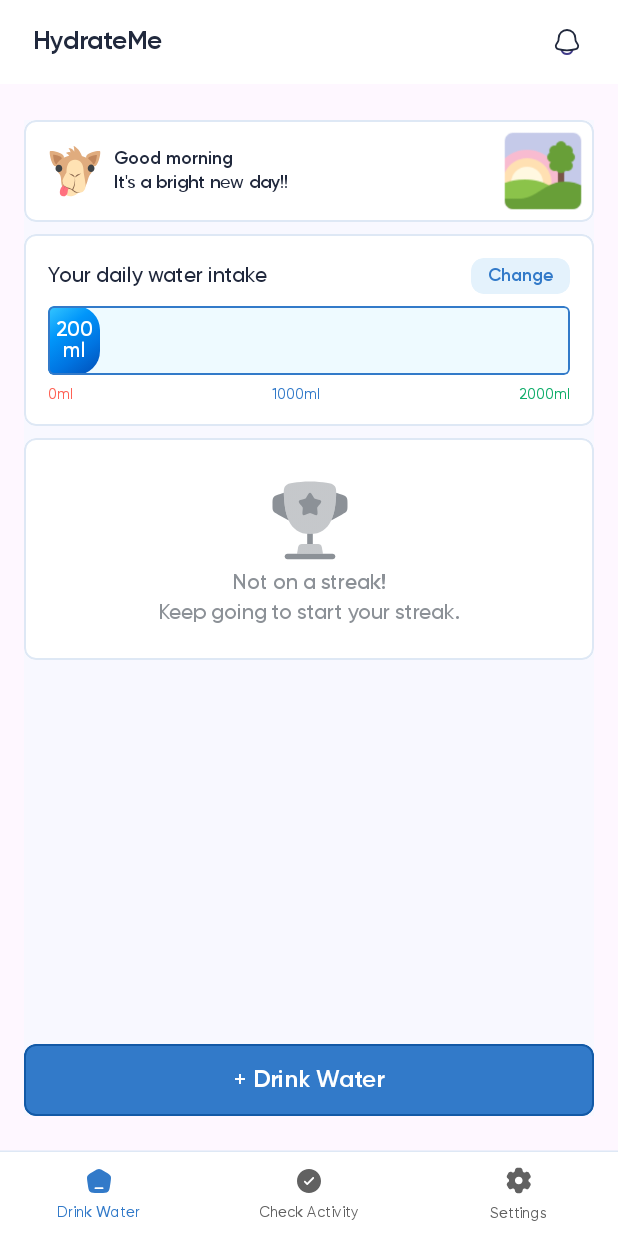
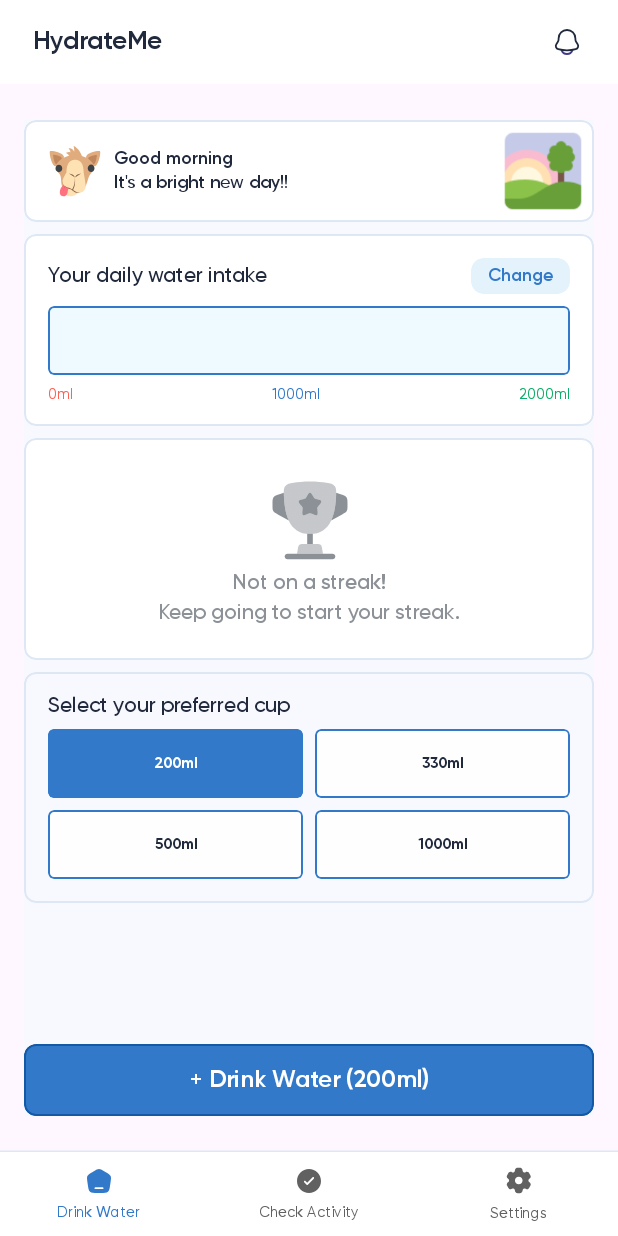
Before and after one commit to BerkeEfeKendirli/Water_Reminder, an Android app built with Jetpack Compose: the HomeNavigation screen opened through its navigation route, on a phone screen of 412 x 824 dp. Run offline under Robolectric (Android 15) with nearby library versions, the phone set to English and light mode, and no system bars.

Commit message:
cup selection feature added

```diff
--- a/app/src/main/java/com/bek/waterreminder/ui/screens/home/managewater/ManageWaterScreen.kt
+++ b/app/src/main/java/com/bek/waterreminder/ui/screens/home/managewater/ManageWaterScreen.kt
@@ -22,6 +22,7 @@ import com.bek.waterreminder.ui.components.CustomButton
 import com.bek.waterreminder.ui.screens.home.managewater.components.StreakCard
 import com.bek.waterreminder.ui.screens.home.managewater.components.TimeGreetingCard
 import com.bek.waterreminder.ui.screens.home.managewater.components.WaterIntakeCard
+import com.bek.waterreminder.ui.screens.home.managewater.components.WaterQuantityCard
 import com.bek.waterreminder.viewmodel.ManageWaterViewModel
 import com.bek.waterreminder.viewmodel.ManageWaterViewModelFactory
 import kotlinx.coroutines.launch
@@ -39,6 +40,7 @@ fun ManageWaterScreen() {
   val dailyWater by viewModel.dailyWaterFlow.collectAsState(0)
   val percentage = if (dailyGoal > 0) dailyWater.toFloat() / dailyGoal.toFloat() else 0f
   val streakCount by viewModel.streakFlow.collectAsState(0)
+  val selectedCup by viewModel.selectedCupFlow.collectAsState(200)
 
   Column(
       modifier =
@@ -52,10 +54,12 @@ fun ManageWaterScreen() {
     WaterIntakeCard(percent = percentage)
     Spacer(modifier = Modifier.height(8.dp))
     StreakCard(hasStreak = streakCount > 0, streakCount = streakCount)
+    Spacer(modifier = Modifier.height(8.dp))
+    WaterQuantityCard()
     Spacer(modifier = Modifier.weight(1f))
     CustomButton(
-        onClick = { coroutineScope.launch { viewModel.drinkWater(amount = 200) } },
-        text = "+ Drink Water",
+        onClick = { coroutineScope.launch { viewModel.drinkWater(amount = selectedCup) } },
+        text = "+ Drink Water (${selectedCup}ml)",
         modifier = Modifier.fillMaxWidth(),
     )
   }
--- /dev/null
+++ b/app/src/main/java/com/bek/waterreminder/ui/screens/home/managewater/components/WaterQuantityCard.kt
@@ -0,0 +1,83 @@
+package com.bek.waterreminder.ui.screens.home.managewater.components
+
+import androidx.compose.foundation.border
+import androidx.compose.foundation.layout.Arrangement
+import androidx.compose.foundation.layout.Box
+import androidx.compose.foundation.layout.Column
+import androidx.compose.foundation.layout.Spacer
+import androidx.compose.foundation.layout.fillMaxWidth
+import androidx.compose.foundation.layout.height
+import androidx.compose.foundation.layout.padding
+import androidx.compose.foundation.lazy.grid.GridCells
+import androidx.compose.foundation.lazy.grid.LazyVerticalGrid
+import androidx.compose.foundation.lazy.grid.items
+import androidx.compose.foundation.shape.RoundedCornerShape
+import androidx.compose.material3.Text
+import androidx.compose.runtime.Composable
+import androidx.compose.runtime.collectAsState
+import androidx.compose.runtime.getValue
+import androidx.compose.runtime.rememberCoroutineScope
+import androidx.compose.ui.Modifier
+import androidx.compose.ui.draw.clip
+import androidx.compose.ui.graphics.Color
+import androidx.compose.ui.platform.LocalContext
+import androidx.compose.ui.res.colorResource
+import androidx.compose.ui.text.TextStyle
+import androidx.compose.ui.text.font.FontWeight
+import androidx.compose.ui.unit.dp
+import androidx.compose.ui.unit.sp
+import androidx.lifecycle.viewmodel.compose.viewModel
+import com.bek.waterreminder.R
+import com.bek.waterreminder.data.local.dataStore
+import com.bek.waterreminder.ui.theme.Gilroy
+import com.bek.waterreminder.viewmodel.ManageWaterViewModel
+import com.bek.waterreminder.viewmodel.ManageWaterViewModelFactory
+import kotlinx.coroutines.launch
+
+@Composable
+fun WaterQuantityCard() {
+  val context = LocalContext.current
+  val dataStore = context.dataStore
+  val viewModel: ManageWaterViewModel =
+      viewModel(
+          factory = ManageWaterViewModelFactory(dataStore),
+      )
+
+  val selectedCup by viewModel.selectedCupFlow.collectAsState(200)
+  val coroutineScope = rememberCoroutineScope()
+
+  Box(
+      modifier =
+          Modifier.clip(shape = RoundedCornerShape(8.dp))
+              .border(1.dp, color = Color(0xffdee8f5), shape = RoundedCornerShape(8.dp))
+  ) {
+    Column(modifier = Modifier.padding(16.dp)) {
+      Text(
+          "Select your preferred cup",
+          style =
+              TextStyle(
+                  fontFamily = Gilroy,
+                  fontWeight = FontWeight.Medium,
+                  fontSize = 14.sp,
+                  color = colorResource(R.color.primary_black),
+              ),
+      )
+      Spacer(modifier = Modifier.height(8.dp))
+      val quantities = listOf(200, 330, 500, 1000)
+      LazyVerticalGrid(
+          columns = GridCells.Fixed(2),
+          modifier = Modifier.fillMaxWidth(),
+          horizontalArrangement = Arrangement.spacedBy(8.dp),
+          verticalArrangement = Arrangement.spacedBy(8.dp),
+      ) {
+        items(quantities) { qty ->
+          WaterQuantityItem(
+              isSelected = qty == selectedCup,
+              quantity = qty,
+              onClick = { coroutineScope.launch { viewModel.updateSelectedCup(qty) } },
+          )
+        }
+      }
+    }
+  }
+}
--- /dev/null
+++ b/app/src/main/java/com/bek/waterreminder/ui/screens/home/managewater/components/WaterQuantityItem.kt
@@ -0,0 +1,53 @@
+package com.bek.waterreminder.ui.screens.home.managewater.components
+
+import androidx.compose.foundation.background
+import androidx.compose.foundation.border
+import androidx.compose.foundation.clickable
+import androidx.compose.foundation.layout.Box
+import androidx.compose.foundation.layout.padding
+import androidx.compose.foundation.shape.RoundedCornerShape
+import androidx.compose.material3.Text
+import androidx.compose.runtime.Composable
+import androidx.compose.ui.Alignment
+import androidx.compose.ui.Modifier
+import androidx.compose.ui.draw.clip
+import androidx.compose.ui.graphics.Color
+import androidx.compose.ui.res.colorResource
+import androidx.compose.ui.text.TextStyle
+import androidx.compose.ui.text.font.FontWeight
+import androidx.compose.ui.unit.dp
+import androidx.compose.ui.unit.sp
+import com.bek.waterreminder.R
+import com.bek.waterreminder.ui.theme.Gilroy
+
+@Composable
+fun WaterQuantityItem(isSelected: Boolean, quantity: Int, onClick: () -> Unit) {
+  Box(
+      contentAlignment = Alignment.Center,
+      modifier =
+          Modifier.clickable { onClick() }
+              .clip(RoundedCornerShape(4.dp))
+              .border(
+                  1.dp,
+                  color = colorResource(R.color.primary_blue),
+                  shape = RoundedCornerShape(4.dp),
+              )
+              .background(
+                  color =
+                      if (isSelected) colorResource(R.color.primary_blue) else Color(0xfffefeff),
+                  shape = RoundedCornerShape(4.dp),
+              ),
+  ) {
+    Text(
+        "${quantity}ml",
+        style =
+            TextStyle(
+                fontFamily = Gilroy,
+                fontWeight = FontWeight.SemiBold,
+                fontSize = 10.sp,
+                color = if (!isSelected) colorResource(R.color.primary_black) else Color.White,
+            ),
+        modifier = Modifier.padding(18.dp),
+    )
+  }
+}
--- a/app/src/main/java/com/bek/waterreminder/viewmodel/ManageWaterViewModel.kt
+++ b/app/src/main/java/com/bek/waterreminder/viewmodel/ManageWaterViewModel.kt
@@ -14,6 +14,11 @@ class ManageWaterViewModel(private val _dataStore: DataStore<Preferences>) : Vie
   private val _dailyGoalKey = intPreferencesKey("daily_goal")
   private val _streakKey = intPreferencesKey("streak_count")
   private val _lastCompletedDateKey = intPreferencesKey("last_completed_date")
+
+  private val _selectedCupKey = intPreferencesKey("selected_cup")
+
+  val selectedCupFlow: Flow<Int> =
+      _dataStore.data.map { preferences -> preferences[_selectedCupKey] ?: 200 }
 
   val dailyWaterFlow: Flow<Int> =
       _dataStore.data.map { preferences ->
@@ -34,6 +39,10 @@ class ManageWaterViewModel(private val _dataStore: DataStore<Preferences>) : Vie
 
   suspend fun updateStreak(newStreak: Int) {
     _dataStore.edit { preferences -> preferences[_streakKey] = newStreak }
+  }
+
+  suspend fun updateSelectedCup(newCup: Int) {
+    _dataStore.edit { preferences -> preferences[_selectedCupKey] = newCup }
   }
 
   suspend fun updateLastCompletedDate(newDate: Int) {
```
